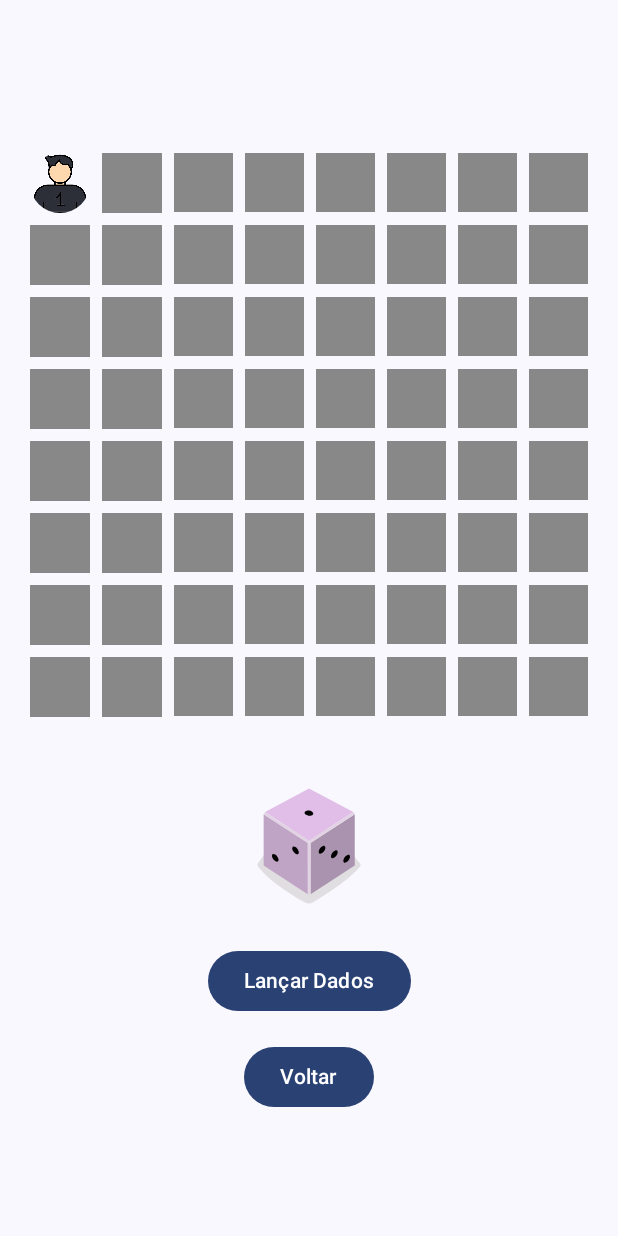
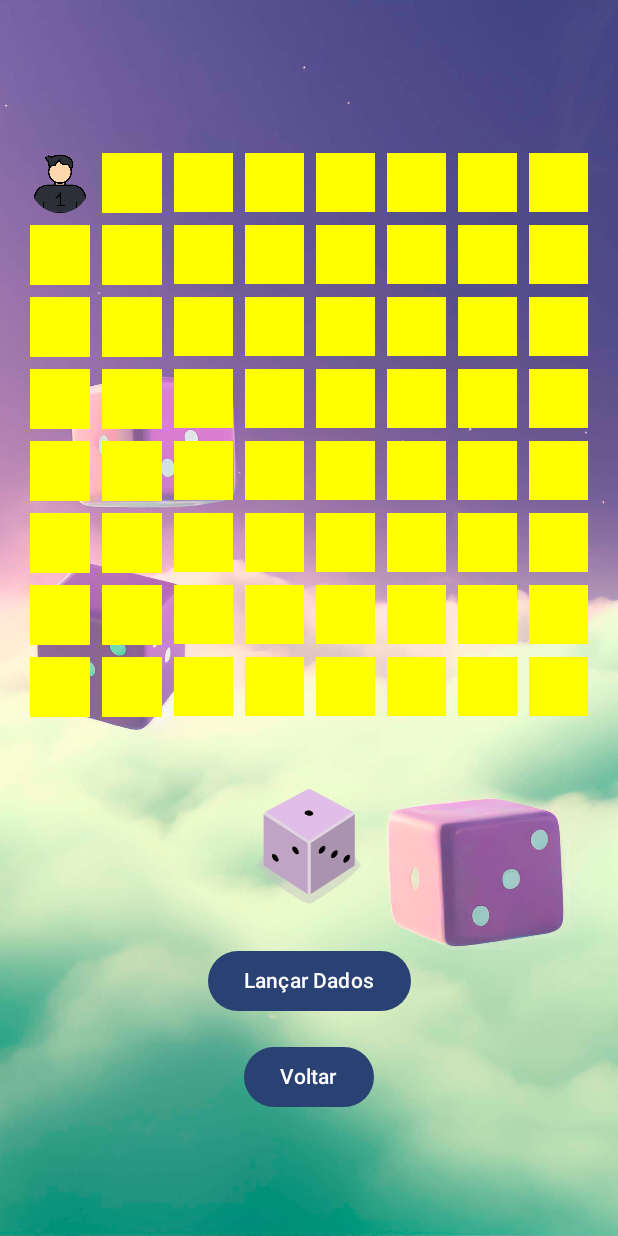
Before and after one commit to Rompery/DadosTabuleiros1702282, an Android app built with Jetpack Compose: the GameScreen screen opened through its navigation route, on a phone screen of 412 x 824 dp. Run offline under Robolectric (Android 15) with nearby library versions, the phone set to English and light mode, and no system bars.

Commit message:
imagens de fundo da tela principal e do game Screen colocadas e funcionando

```diff
--- a/app/src/main/java/com/example/dadostabuleiros/MainActivity.kt
+++ b/app/src/main/java/com/example/dadostabuleiros/MainActivity.kt
@@ -61,6 +61,16 @@ class MainActivity : ComponentActivity() {
 
 @Composable
 fun MainScreen(navController: NavHostController) {
+    Box(
+        modifier = Modifier
+            .fillMaxSize()
+       ) {
+        Image(
+            painter = painterResource(id = R.drawable.d_dice_outdoors),
+            contentDescription = null,
+            contentScale = ContentScale.Crop,
+            modifier = Modifier.fillMaxSize()
+        )
         Column(
             horizontalAlignment = Alignment.CenterHorizontally,
             verticalArrangement = Arrangement.Center,
@@ -70,12 +80,25 @@ fun MainScreen(navController: NavHostController) {
                 Text(text = "Iniciar Jogo")
             }
         }
+
+    }
+
 }
 @Composable
 fun GameScreen(navController: NavHostController) { // Adicionado navController
     var diceValue by remember { mutableIntStateOf(1) }
     var playerPosition by remember { mutableIntStateOf(0) }
 
+    Box(
+        modifier = Modifier.fillMaxSize()
+    ) {
+        Image(
+            painter = painterResource(id = R.drawable.view_3d_dice_with_abstract_scenery),
+            contentDescription = null,
+            contentScale = ContentScale.Crop,
+            modifier = Modifier.fillMaxSize()
+        )
+        // Conteúdo da tela do jogo...
         Column(
             horizontalAlignment = Alignment.CenterHorizontally,
             verticalArrangement = Arrangement.Center,
@@ -96,6 +119,8 @@ fun GameScreen(navController: NavHostController) { // Adicionado navController
                 Text(text = "Voltar")
             }
         }
+    }
+
 }
 @Composable
 fun Board(playerPosition: Int) {
@@ -124,7 +149,7 @@ fun Board(playerPosition: Int) {
                 } else {
                     Box(
                         modifier = Modifier
-                            .background(Color.Gray)
+                            .background(Color.Yellow)
                             .fillMaxSize()
                     )
                 }
```
Also changed, not shown: app/src/main/res/drawable/view_3d_dice_with_abstract_scenery.jpg (added), 1 other file. Lines whose indentation alone changed are shown as unchanged.
